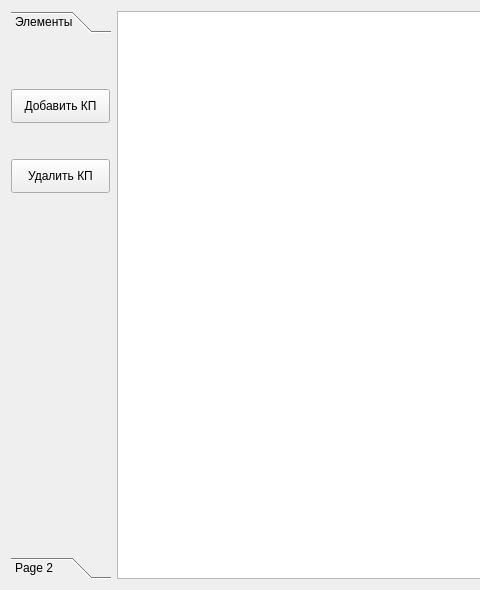
Before: the Qt Designer form mainwindow.ui in morsmordre-btch/configurator, drawn with Qt 5; both pictures show x 0 to 480 and y 0 to 590 of the 880 by 590 pixel window.
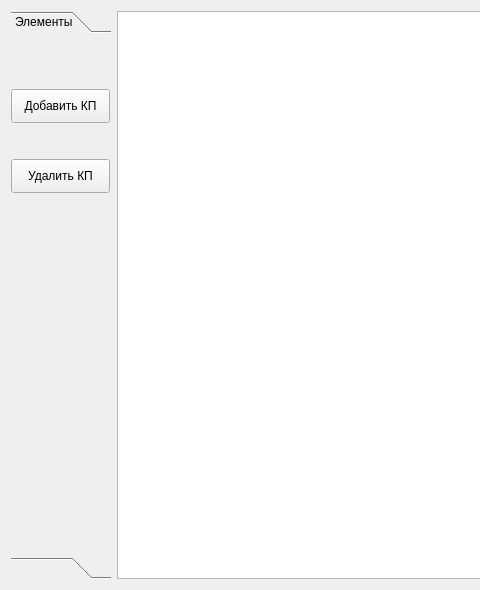
After: the same form once the commit is applied.

Patch:
```diff
--- a/mainwindow.ui
+++ b/mainwindow.ui
@@ -91,7 +91,7 @@
         </rect>
        </property>
        <attribute name="label">
-        <string>Page 2</string>
+        <string/>
        </attribute>
       </widget>
      </widget>
```
